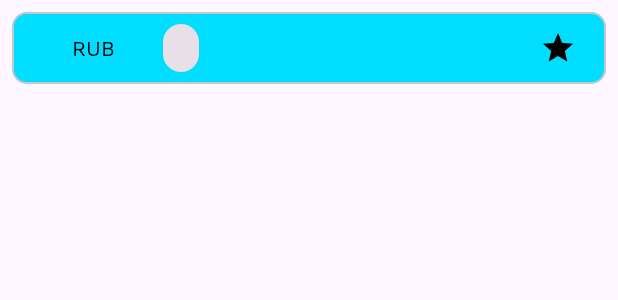
After one commit to daniilxt/ExchangeRate, an Android app: the layout item_currency_card.xml on its own in the app's theme, with its tools: preview values and no code run, on a phone screen of 412 x 824 dp. The commit adds this screen. Shown: the top 300 px of the screen. Run offline under Robolectric (Android 15) with nearby library versions, the phone set to English and light mode, and no system bars.

Commit message:
Added base recycler view and currency rv

```diff
--- a/common/src/main/java/ru/daniilxt/common/extensions/ViewExtensions.kt
+++ b/common/src/main/java/ru/daniilxt/common/extensions/ViewExtensions.kt
@@ -1,9 +1,11 @@
 package ru.daniilxt.common.extensions
 
 import android.os.Build
+import android.view.LayoutInflater
 import android.view.View
 import android.view.ViewGroup
 import android.view.WindowInsetsController
+import androidx.viewbinding.ViewBinding
 import ru.daniilxt.common.utils.DebounceClickListener
 import ru.daniilxt.common.utils.DebouncePostHandler
 
@@ -65,3 +67,7 @@ inline fun <reified T : ViewGroup.LayoutParams> View.layoutParams(block: T.() ->
 }
 
 fun View.dpToPx(dp: Float): Float = context.dpToPx(dp)
+
+/** Not really a delegate, just a small helper for RecyclerView.ViewHolders */
+inline fun <T : ViewBinding> ViewGroup.viewBinding(factory: (LayoutInflater, ViewGroup, Boolean) -> T) =
+    factory(LayoutInflater.from(context), this, false)
--- /dev/null
+++ b/common/src/main/res/drawable/bg_toggle_like.xml
@@ -0,0 +1,5 @@
+<?xml version="1.0" encoding="utf-8"?>
+<selector xmlns:android="http://schemas.android.com/apk/res/android">
+    <item android:drawable="@drawable/ic_star_24" android:state_enabled="true" />
+    <item android:drawable="@drawable/ic_star_outline_24" android:state_enabled="false" />
+</selector>
--- /dev/null
+++ b/common/src/main/res/drawable/ic_star_24.xml
@@ -0,0 +1,5 @@
+<vector android:height="24dp" android:tint="#000000"
+    android:viewportHeight="24" android:viewportWidth="24"
+    android:width="24dp" xmlns:android="http://schemas.android.com/apk/res/android">
+    <path android:fillColor="@android:color/white" android:pathData="M12,17.27L18.18,21l-1.64,-7.03L22,9.24l-7.19,-0.61L12,2 9.19,8.63 2,9.24l5.46,4.73L5.82,21z"/>
+</vector>
--- /dev/null
+++ b/common/src/main/res/drawable/ic_star_outline_24.xml
@@ -0,0 +1,5 @@
+<vector android:height="24dp" android:tint="#000000"
+    android:viewportHeight="24" android:viewportWidth="24"
+    android:width="24dp" xmlns:android="http://schemas.android.com/apk/res/android">
+    <path android:fillColor="@android:color/white" android:pathData="M22,9.24l-7.19,-0.62L12,2 9.19,8.63 2,9.24l5.46,4.73L5.82,21 12,17.27 18.18,21l-1.63,-7.03L22,9.24zM12,15.4l-3.76,2.27 1,-4.28 -3.32,-2.88 4.38,-0.38L12,6.1l1.71,4.04 4.38,0.38 -3.32,2.88 1,4.28L12,15.4z"/>
+</vector>
--- a/common/src/main/res/values/styles.xml
+++ b/common/src/main/res/values/styles.xml
@@ -8,6 +8,13 @@
         <item name="android:ellipsize">end</item>
     </style>
 
+    <style name="TextView.PlainText" parent="Widget.MaterialComponents.TextView">
+        <item name="android:textColor">@color/black</item>
+        <item name="fontFamily">@font/work_sans_regular</item>
+        <item name="android:textSize">@dimen/sp_14</item>
+        <item name="android:ellipsize">end</item>
+    </style>
+
     <style name="spinnerBackground" parent="Widget.Material3.TextInputLayout.OutlinedBox.ExposedDropdownMenu">
         <item name="colorSurface">@color/white</item>
     </style>
--- /dev/null
+++ b/feature/src/main/res/layout/item_currency_card.xml
@@ -0,0 +1,49 @@
+<com.google.android.material.card.MaterialCardView xmlns:android="http://schemas.android.com/apk/res/android"
+    xmlns:app="http://schemas.android.com/apk/res-auto"
+    android:layout_width="match_parent"
+    android:layout_height="wrap_content"
+    android:layout_marginHorizontal="@dimen/dp_8"
+    android:layout_marginTop="@dimen/dp_8"
+    app:cardBackgroundColor="@android:color/holo_blue_bright"
+    app:cardCornerRadius="@dimen/dp_10"
+    app:layout_constraintTop_toTopOf="parent">
+
+    <androidx.constraintlayout.widget.ConstraintLayout
+        android:layout_width="match_parent"
+        android:layout_height="wrap_content"
+        android:layout_marginHorizontal="@dimen/dp_20">
+
+        <TextView
+            android:id="@+id/tv_currency"
+            style="@style/TextView.PlainText"
+            android:layout_width="wrap_content"
+            android:layout_height="wrap_content"
+            android:layout_marginStart="@dimen/dp_20"
+            android:text="RUB"
+            app:layout_constraintBottom_toBottomOf="parent"
+            app:layout_constraintStart_toStartOf="parent"
+            app:layout_constraintTop_toTopOf="parent" />
+
+        <com.google.android.material.chip.Chip
+            android:id="@+id/chip_currency_value"
+            style="@style/Widget.MaterialComponents.Chip.Choice"
+            android:layout_width="wrap_content"
+            android:layout_height="wrap_content"
+            android:layout_marginStart="@dimen/dp_20"
+            android:clickable="false"
+            android:focusable="false"
+            app:layout_constraintBottom_toBottomOf="@+id/tv_currency"
+            app:layout_constraintStart_toEndOf="@+id/tv_currency"
+            app:layout_constraintTop_toTopOf="@+id/tv_currency" />
+
+        <ImageButton
+            android:id="@+id/ib_like"
+            android:layout_width="wrap_content"
+            android:layout_height="wrap_content"
+            android:background="@android:color/transparent"
+            android:src="@drawable/bg_toggle_like"
+            app:layout_constraintBottom_toBottomOf="parent"
+            app:layout_constraintEnd_toEndOf="parent"
+            app:layout_constraintTop_toTopOf="parent" />
+    </androidx.constraintlayout.widget.ConstraintLayout>
+</com.google.android.material.card.MaterialCardView>
```
Also changed, not shown: common/src/main/java/ru/daniilxt/common/base/BaseAdapter.kt (added, +26 -0 lines), common/src/main/java/ru/daniilxt/common/base/BaseDiffUtilCallback.kt (added, +15 -0 lines), common/src/main/java/ru/daniilxt/common/base/BaseModel.kt (added, +7 -0 lines), common/src/main/java/ru/daniilxt/common/base/BaseViewHolder.kt (added, +10 -0 lines), feature/src/main/java/ru/daniilxt/feature/domain/model/Currency.kt (added, +15 -0 lines), feature/src/main/java/ru/daniilxt/feature/popular/presentation/PopularFragment.kt (+19 -0 lines), feature/src/main/java/ru/daniilxt/feature/popular/presentation/PopularViewModel.kt (+32 -1 lines), feature/src/main/java/ru/daniilxt/feature/shared_adapter/CurrencyAdapter.kt (added, +18 -0 lines), feature/src/main/java/ru/daniilxt/feature/shared_adapter/view_holder/CurrencyViewHolder.kt (added, +21 -0 lines), feature/src/main/res/layout/fragment_popular.xml (+4 -3 lines), common/src/main/res/drawable/ic_filter_list_24.xml (renamed from feature/src/main/res/drawable/ic_filter_list_24.xml).
